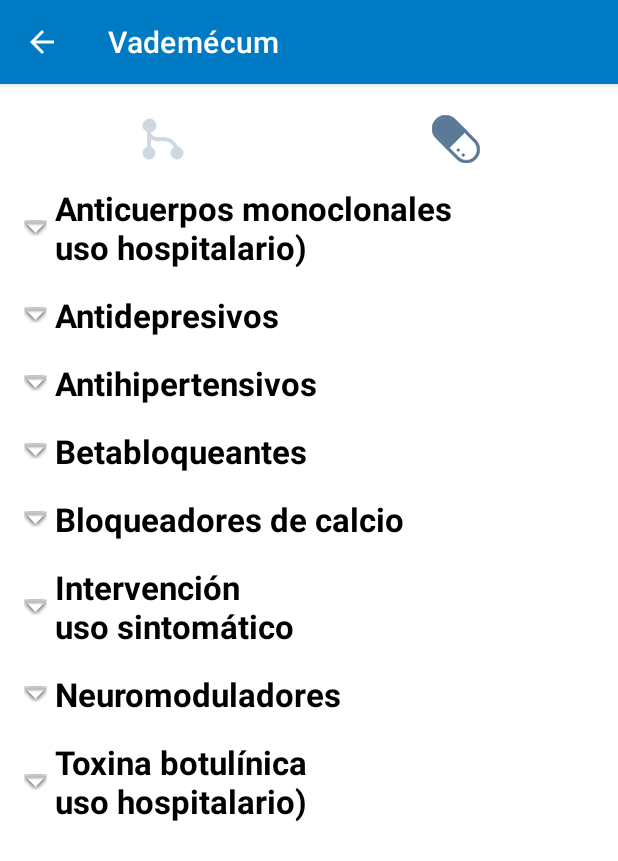
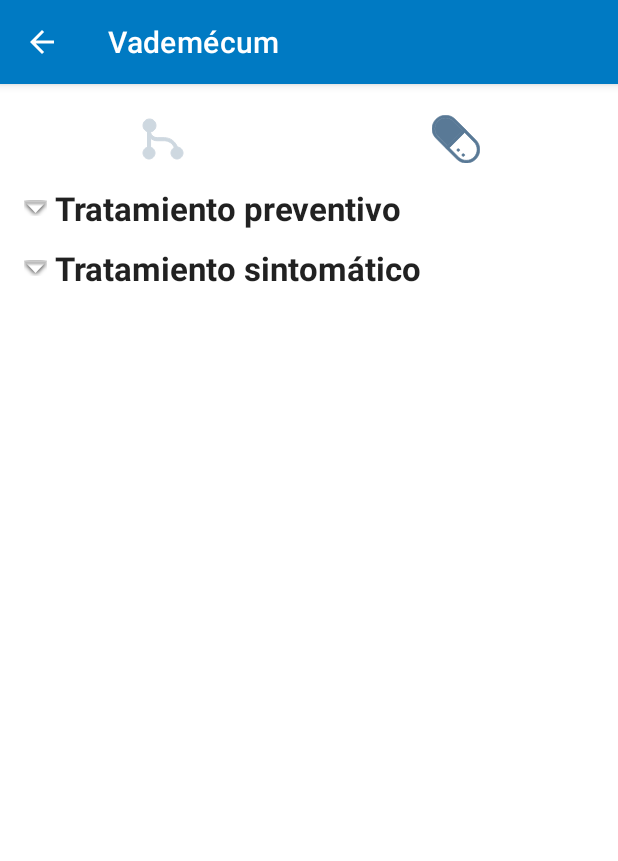
Before and after one commit to Baltasarq/CefaleApp, an Android app: the VademecumActivity screen opened directly, with no data from a screen before it, on a phone screen of 412 x 824 dp. Shown: the top 861 px of the screen. Run offline under Robolectric (Android 15) with nearby library versions, the phone set to English and light mode, and no system bars.

Commit message:
Finishes support for medicine classes

```diff
--- a/app/src/main/java/com/devbaltasarq/cefaleapp/ui/treatment/VademecumActivity.java
+++ b/app/src/main/java/com/devbaltasarq/cefaleapp/ui/treatment/VademecumActivity.java
@@ -21,6 +21,7 @@ import androidx.appcompat.content.res.AppCompatResources;
 import com.devbaltasarq.cefaleapp.R;
 import com.devbaltasarq.cefaleapp.core.treatment.Identifiable;
 import com.devbaltasarq.cefaleapp.core.treatment.Medicine;
+import com.devbaltasarq.cefaleapp.core.treatment.MedicineClass;
 import com.devbaltasarq.cefaleapp.core.treatment.MedicineGroup;
 
 import java.util.ArrayList;
@@ -45,10 +46,19 @@ public class VademecumActivity extends AppCompatActivity {
             ACTION_BAR.setLogo( R.drawable.medicine );
         }
 
-        final LinearLayout LY_MEDICINE_GROUPS = this.findViewById( R.id.lyMedicineGroups );
+        final MedicineClass CLS_PREVENTIVE = MedicineClass.getAll().get( MedicineClass.Id.get( "PRVNT" ) );
+        final MedicineClass CLS_SYMPTOMATIC = MedicineClass.getAll().get( MedicineClass.Id.get( "ANALG" ) );
+
+        final TextView LBL_CLS_PREVENTIVE = this.findViewById( R.id.lblClsPreventive );
+        final TextView LBL_CLS_SYMPTOMATIC = this.findViewById( R.id.lblClsSymptomatic );
+        final LinearLayout LY_PREVENTIVE_GROUPS = this.findViewById( R.id.lyPreventiveGroups );
+        final LinearLayout LY_SYMPTOMATIC_GROUPS = this.findViewById( R.id.lySymptomaticGroups );
         final LinearLayout LY_MEDICINES = this.findViewById( R.id.lyMedicines );
         final ImageButton BT_MEDICINE_GROUPS = this.findViewById( R.id.btMedicineGroups );
         final ImageButton BT_MEDICINES = this.findViewById( R.id.btMedicines );
+
+        LBL_CLS_PREVENTIVE.setText( R.string.lbl_preventive_treatment );
+        LBL_CLS_SYMPTOMATIC.setText( R.string.lbl_symptomatic_treatment);
 
         // Button listeners
         final View.OnClickListener ON_TAB_CLICK =
@@ -57,12 +67,42 @@ public class VademecumActivity extends AppCompatActivity {
         BT_MEDICINE_GROUPS.setOnClickListener( ON_TAB_CLICK );
         BT_MEDICINES.setOnClickListener( ON_TAB_CLICK );
 
+        LBL_CLS_PREVENTIVE.setOnClickListener(
+                                v -> switchShowClass(
+                                            LBL_CLS_PREVENTIVE, LY_PREVENTIVE_GROUPS ) );
+        LBL_CLS_SYMPTOMATIC.setOnClickListener(
+                                v -> switchShowClass(
+                                            LBL_CLS_SYMPTOMATIC, LY_SYMPTOMATIC_GROUPS ) );
+
         // Populate with info
-        this.populateLayout( LY_MEDICINE_GROUPS, MedicineGroup.getAll().values() );
+        final List<MedicineGroup> PREV_GROUPS = CLS_PREVENTIVE.getGroups();
+        final List<MedicineGroup> SYMP_GROUPS = CLS_SYMPTOMATIC.getGroups();
+        this.populateLayout( LY_PREVENTIVE_GROUPS, PREV_GROUPS );
+        this.populateLayout( LY_SYMPTOMATIC_GROUPS, SYMP_GROUPS );
         this.populateLayout( LY_MEDICINES, Medicine.getAll().values() );
 
         // Set current page
         this.changePage( BT_MEDICINE_GROUPS );
+    }
+
+    private void switchShowClass(
+                    final TextView LBL_MED_CLS,
+                    final LinearLayout LY_MED_CLS)
+    {
+        int contraryVisibility = View.VISIBLE;
+
+        LBL_MED_CLS.setCompoundDrawablesWithIntrinsicBounds(
+                android.R.drawable.arrow_up_float,
+                0, 0, 0 );
+
+        if ( LY_MED_CLS.getVisibility() == View.VISIBLE ) {
+            contraryVisibility = View.GONE;
+            LBL_MED_CLS.setCompoundDrawablesWithIntrinsicBounds(
+                    android.R.drawable.arrow_down_float,
+                    0, 0, 0 );
+        }
+
+        LY_MED_CLS.setVisibility( contraryVisibility );
     }
 
     private<T extends Identifiable> void populateLayout(
@@ -81,7 +121,6 @@ public class VademecumActivity extends AppCompatActivity {
 
     private void buildEntry(final LinearLayout LY, final Identifiable ID_OBJ)
     {
-        final LayoutInflater INFLATER = this.getLayoutInflater();
         String name = ID_OBJ.getId().getName();
 
         // Prepare name (separate different lines by separator)
@@ -102,6 +141,7 @@ public class VademecumActivity extends AppCompatActivity {
                     + "\n" + name.substring( posSeparator + 1 ).trim();
         }
 
+        final LayoutInflater INFLATER = this.getLayoutInflater();
         final View ENTRY_VIEW = INFLATER.inflate(
                                         R.layout.vademecum_entry,
                                     null );
@@ -152,9 +192,8 @@ public class VademecumActivity extends AppCompatActivity {
         if ( LY_SUB_ENTRIES.getVisibility() != View.VISIBLE ) {
             LY_SUB_ENTRIES.setVisibility( View.VISIBLE );
             TV.setCompoundDrawablesWithIntrinsicBounds(
-                    AppCompatResources.getDrawable( this,
-                            android.R.drawable.arrow_up_float ),
-                    null, null, null );
+                            android.R.drawable.arrow_up_float,
+                            0, 0, 0 );
 
             if ( LY_SUB_ENTRIES.getChildCount() == 0 ) {
                 for(final Medicine MEDICINE: MEDICINES) {
@@ -169,9 +208,8 @@ public class VademecumActivity extends AppCompatActivity {
         } else {
             LY_SUB_ENTRIES.setVisibility( View.GONE );
             TV.setCompoundDrawablesWithIntrinsicBounds(
-                    AppCompatResources.getDrawable( this,
-                            android.R.drawable.arrow_down_float ),
-                    null, null, null );
+                            android.R.drawable.arrow_down_float ,
+                            0, 0, 0 );
         }
 
         return;
@@ -179,7 +217,7 @@ public class VademecumActivity extends AppCompatActivity {
 
     private void changePage(final ImageButton BUTTON)
     {
-        final LinearLayout LY_MEDICINE_GROUPS = this.findViewById( R.id.lyMedicineGroups );
+        final LinearLayout LY_CLASSES = this.findViewById( R.id.lyClasses );
         final LinearLayout LY_MEDICINES = this.findViewById( R.id.lyMedicines );
         final ImageButton BT_MEDICINE_GROUPS = this.findViewById( R.id.btMedicineGroups );
         final ImageButton BT_MEDICINES = this.findViewById( R.id.btMedicines );
@@ -189,7 +227,7 @@ public class VademecumActivity extends AppCompatActivity {
                 (bt) -> bt == BUTTON ? 75 : 255;
 
         // Layouts
-        LY_MEDICINE_GROUPS.setVisibility( FN_VISIBLE.apply( BT_MEDICINE_GROUPS ) );
+        LY_CLASSES.setVisibility( FN_VISIBLE.apply( BT_MEDICINE_GROUPS ) );
         LY_MEDICINES.setVisibility( FN_VISIBLE.apply( BT_MEDICINES ) );
 
         // Buttons' background
--- a/app/src/main/res/layout/activity_treatment_result.xml
+++ b/app/src/main/res/layout/activity_treatment_result.xml
@@ -33,7 +33,7 @@
         android:layout_height="wrap_content"
         android:textAppearance="@style/TextAppearance.AppCompat.Large"
         android:textStyle="bold"
-        android:text="@string/lbl_syntomatic_treatment"
+        android:text="@string/lbl_symptomatic_treatment"
         android:layout_margin="10dp"/>
 
     <ScrollView
--- a/app/src/main/res/layout/activity_vademecum.xml
+++ b/app/src/main/res/layout/activity_vademecum.xml
@@ -41,11 +41,43 @@
                     app:srcCompat="@drawable/medicine" />
             </LinearLayout>
 
-            <LinearLayout       android:id="@+id/lyMedicineGroups"
-                android:visibility="gone"
+            <LinearLayout       android:id="@+id/lyClasses"
                 android:orientation="vertical"
                 android:layout_width="match_parent"
-                android:layout_height="wrap_content" />
+                android:layout_height="wrap_content">
+
+                <TextView   android:id="@+id/lblClsPreventive"
+                    android:layout_width="match_parent"
+                    android:layout_height="wrap_content"
+                    android:textAppearance="@style/TextAppearance.AppCompat.Large"
+                    android:textStyle="bold"
+                    android:justificationMode="inter_word"
+                    app:drawableStartCompat="@android:drawable/arrow_down_float"
+                    android:drawablePadding="5dp"
+                    android:layout_margin="5dp" />
+
+                <LinearLayout       android:id="@+id/lyPreventiveGroups"
+                    android:visibility="gone"
+                    android:orientation="vertical"
+                    android:layout_width="match_parent"
+                    android:layout_height="wrap_content" />
+
+                <TextView   android:id="@+id/lblClsSymptomatic"
+                    android:layout_width="match_parent"
+                    android:layout_height="wrap_content"
+                    android:textAppearance="@style/TextAppearance.AppCompat.Large"
+                    android:textStyle="bold"
+                    android:justificationMode="inter_word"
+                    app:drawableStartCompat="@android:drawable/arrow_down_float"
+                    android:drawablePadding="5dp"
+                    android:layout_margin="5dp" />
+
+                <LinearLayout       android:id="@+id/lySymptomaticGroups"
+                    android:visibility="gone"
+                    android:orientation="vertical"
+                    android:layout_width="match_parent"
+                    android:layout_height="wrap_content" />
+            </LinearLayout>
 
             <LinearLayout       android:id="@+id/lyMedicines"
                 android:visibility="gone"
--- a/app/src/main/res/values/strings.xml
+++ b/app/src/main/res/values/strings.xml
@@ -40,7 +40,7 @@
     <string name="lbl_compatible_medicines">Medicinas compatibles</string>
     <string name="lbl_incompatible_medicines">Medicinas incompatibles</string>
     <string name="lbl_preventive_treatment">Tratamiento preventivo</string>
-    <string name="lbl_syntomatic_treatment">Tratamiento sintomático</string>
+    <string name="lbl_symptomatic_treatment">Tratamiento sintomático</string>
 
     <!-- Messages -->
     <string name="msg_info">Información sobre la aplicación.</string>
```
